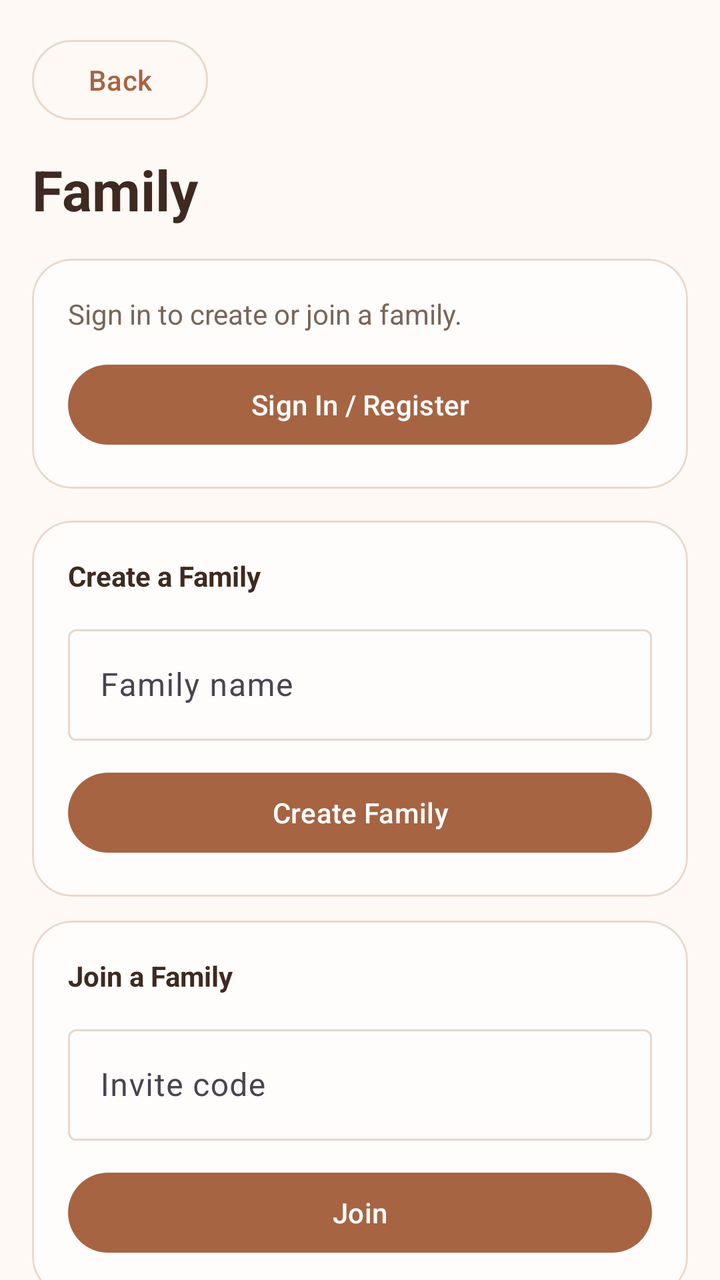
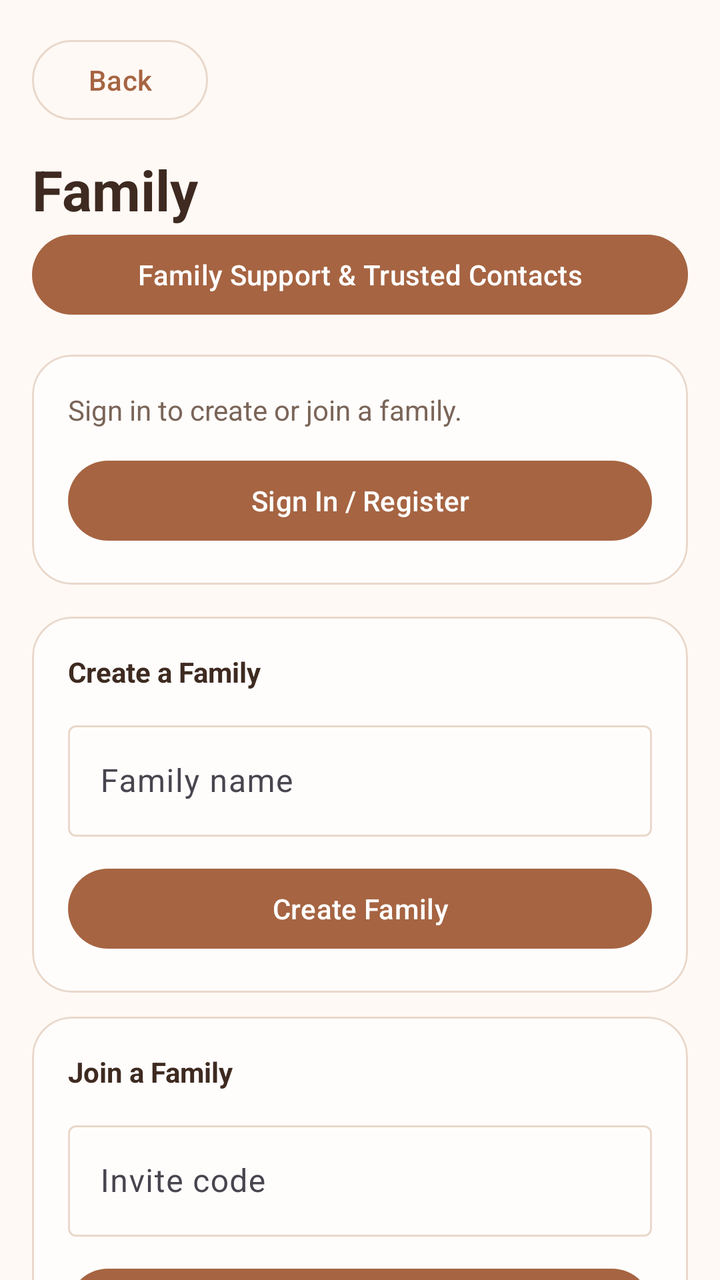

Before-and-after screenshots of an Android layout around one commit, followed by the original layout XML and the change that was made.
<!-- AndroidManifest.xml: application theme Theme.VitaSense -->
<!-- res/layout/fragment_family.xml -->
<?xml version="1.0" encoding="utf-8"?>
<androidx.core.widget.NestedScrollView xmlns:android="http://schemas.android.com/apk/res/android"
    xmlns:app="http://schemas.android.com/apk/res-auto"
    android:layout_width="match_parent"
    android:layout_height="match_parent"
    android:background="?android:windowBackground">

    <LinearLayout
        android:layout_width="match_parent"
        android:layout_height="wrap_content"
        android:orientation="vertical"
        android:padding="16dp">

        <com.google.android.material.button.MaterialButton
            android:id="@+id/familyBackButton"
            style="?attr/materialButtonOutlinedStyle"
            android:layout_width="wrap_content"
            android:layout_height="wrap_content"
            android:text="@string/common_back" />

        <TextView
            android:layout_width="wrap_content"
            android:layout_height="wrap_content"
            android:layout_marginTop="12dp"
            android:text="@string/family_title"
            android:textColor="?android:attr/textColorPrimary"
            android:textSize="28sp"
            android:textStyle="bold" />

        <TextView
            android:id="@+id/familyErrorText"
            android:layout_width="match_parent"
            android:layout_height="wrap_content"
            android:layout_marginTop="8dp"
            android:textColor="?attr/vsColorAlert"
            android:visibility="gone" />

        <ProgressBar
            android:id="@+id/familyProgress"
            style="?android:attr/progressBarStyleSmall"
            android:layout_width="wrap_content"
            android:layout_height="wrap_content"
            android:layout_marginTop="8dp"
            android:visibility="gone" />

        <com.google.android.material.card.MaterialCardView
            android:id="@+id/signedOutSection"
            android:layout_width="match_parent"
            android:layout_height="wrap_content"
            android:layout_marginTop="16dp"
            app:cardBackgroundColor="?attr/colorSurface"
            app:cardCornerRadius="20dp"
            app:strokeColor="?attr/colorOutline"
            app:strokeWidth="1dp">

            <LinearLayout
                android:layout_width="match_parent"
                android:layout_height="wrap_content"
                android:orientation="vertical"
                android:padding="18dp">

                <TextView
                    android:layout_width="match_parent"
                    android:layout_height="wrap_content"
                    android:text="@string/family_signed_out_message"
                    android:textColor="?android:attr/textColorSecondary" />

                <com.google.android.material.button.MaterialButton
                    android:id="@+id/signInButton"
                    android:layout_width="match_parent"
                    android:layout_height="wrap_content"
                    android:layout_marginTop="12dp"
                    android:text="@string/profile_sign_in" />
            </LinearLayout>
        </com.google.android.material.card.MaterialCardView>

        <LinearLayout
            android:id="@+id/noFamilySection"
            android:layout_width="match_parent"
            android:layout_height="wrap_content"
            android:orientation="vertical">

            <com.google.android.material.card.MaterialCardView
                android:layout_width="match_parent"
                android:layout_height="wrap_content"
                android:layout_marginTop="16dp"
                app:cardBackgroundColor="?attr/colorSurface"
                app:cardCornerRadius="20dp"
                app:strokeColor="?attr/colorOutline"
                app:strokeWidth="1dp">

                <LinearLayout
                    android:layout_width="match_parent"
                    android:layout_height="wrap_content"
                    android:orientation="vertical"
                    android:padding="18dp">

                    <TextView
                        android:layout_width="wrap_content"
                        android:layout_height="wrap_content"
                        android:text="@string/family_create_title"
                        android:textColor="?android:attr/textColorPrimary"
                        android:textStyle="bold" />

                    <com.google.android.material.textfield.TextInputLayout
                        android:layout_width="match_parent"
                        android:layout_height="wrap_content"
                        android:layout_marginTop="12dp"
                        android:hint="@string/family_name_hint">

                        <com.google.android.material.textfield.TextInputEditText
                            android:id="@+id/familyNameInput"
                            android:layout_width="match_parent"
                            android:layout_height="wrap_content" />
                    </com.google.android.material.textfield.TextInputLayout>

                    <com.google.android.material.button.MaterialButton
                        android:id="@+id/createFamilyButton"
                        android:layout_width="match_parent"
                        android:layout_height="wrap_content"
                        android:layout_marginTop="12dp"
                        android:text="@string/family_create_action" />
                </LinearLayout>
            </com.google.android.material.card.MaterialCardView>

            <com.google.android.material.card.MaterialCardView
                android:layout_width="match_parent"
                android:layout_height="wrap_content"
                android:layout_marginTop="12dp"
                app:cardBackgroundColor="?attr/colorSurface"
                app:cardCornerRadius="20dp"
                app:strokeColor="?attr/colorOutline"
                app:strokeWidth="1dp">

                <LinearLayout
                    android:layout_width="match_parent"
                    android:layout_height="wrap_content"
                    android:orientation="vertical"
                    android:padding="18dp">

                    <TextView
                        android:layout_width="wrap_content"
                        android:layout_height="wrap_content"
                        android:text="@string/family_join_title"
                        android:textColor="?android:attr/textColorPrimary"
                        android:textStyle="bold" />

                    <com.google.android.material.textfield.TextInputLayout
                        android:layout_width="match_parent"
                        android:layout_height="wrap_content"
                        android:layout_marginTop="12dp"
                        android:hint="@string/family_invite_code_hint">

                        <com.google.android.material.textfield.TextInputEditText
                            android:id="@+id/inviteCodeInput"
                            android:layout_width="match_parent"
                            android:layout_height="wrap_content"
                            android:inputType="textCapCharacters" />
                    </com.google.android.material.textfield.TextInputLayout>

                    <com.google.android.material.button.MaterialButton
                        android:id="@+id/joinFamilyButton"
                        android:layout_width="match_parent"
                        android:layout_height="wrap_content"
                        android:layout_marginTop="12dp"
                        android:text="@string/family_join_action" />
                </LinearLayout>
            </com.google.android.material.card.MaterialCardView>
        </LinearLayout>

        <LinearLayout
            android:id="@+id/joinedFamilySection"
            android:layout_width="match_parent"
            android:layout_height="wrap_content"
            android:orientation="vertical">

            <com.google.android.material.card.MaterialCardView
                android:layout_width="match_parent"
                android:layout_height="wrap_content"
                android:layout_marginTop="16dp"
                app:cardBackgroundColor="?attr/colorSurface"
                app:cardCornerRadius="20dp"
                app:strokeColor="?attr/colorOutline"
                app:strokeWidth="1dp">

                <LinearLayout
                    android:layout_width="match_parent"
                    android:layout_height="wrap_content"
                    android:orientation="vertical"
                    android:padding="18dp">

                    <TextView
                        android:id="@+id/familyNameText"
                        android:layout_width="match_parent"
                        android:layout_height="wrap_content"
                        android:textColor="?android:attr/textColorPrimary"
                        android:textSize="20sp"
                        android:textStyle="bold" />

                    <TextView
                        android:id="@+id/inviteCodeText"
                        android:layout_width="match_parent"
                        android:layout_height="wrap_content"
                        android:layout_marginTop="8dp"
                        android:textColor="?android:attr/textColorSecondary" />

                    <com.google.android.material.button.MaterialButton
                        android:id="@+id/regenerateCodeButton"
                        style="?attr/materialButtonOutlinedStyle"
                        android:layout_width="match_parent"
                        android:layout_height="wrap_content"
                        android:layout_marginTop="12dp"
                        android:text="@string/family_regenerate_code" />
                </LinearLayout>
            </com.google.android.material.card.MaterialCardView>

            <androidx.recyclerview.widget.RecyclerView
                android:id="@+id/memberRecyclerView"
                android:layout_width="match_parent"
                android:layout_height="wrap_content"
                android:layout_marginTop="12dp"
                android:nestedScrollingEnabled="false"
                app:layoutManager="androidx.recyclerview.widget.LinearLayoutManager" />

            <com.google.android.material.button.MaterialButton
                android:id="@+id/leaveFamilyButton"
                style="?attr/materialButtonOutlinedStyle"
                android:layout_width="match_parent"
                android:layout_height="wrap_content"
                android:layout_marginTop="12dp"
                android:text="@string/family_leave" />
        </LinearLayout>
    </LinearLayout>
</androidx.core.widget.NestedScrollView>
<!-- resources referenced by this layout -->
<resources>
  <string name="common_back">Back</string>
  <string name="family_create_action">Create Family</string>
  <string name="family_create_title">Create a Family</string>
  <string name="family_invite_code_hint">Invite code</string>
  <string name="family_join_action">Join</string>
  <string name="family_join_title">Join a Family</string>
  <string name="family_leave">Leave Family</string>
  <string name="family_name_hint">Family name</string>
  <string name="family_regenerate_code">Regenerate Code</string>
  <string name="family_signed_out_message">Sign in to create or join a family.</string>
  <string name="family_title">Family</string>
  <string name="profile_sign_in">Sign In / Register</string>
  <style name="Theme.VitaSense" parent="Theme.VitaSense.Default" />
  <style name="Theme.VitaSense.Default" parent="Base.Theme.VitaSense">
          <item name="colorPrimary">@color/vs_primary_700</item>
          <item name="colorOnPrimary">@color/white</item>
          <item name="colorSecondary">@color/vs_primary_500</item>
          <item name="colorSurface">@color/vs_surface</item>
          <item name="android:windowBackground">@color/vs_background</item>
          <item name="colorOutline">@color/vs_border_soft</item>
          <item name="android:textColorPrimary">@color/vs_text_primary</item>
          <item name="android:textColorSecondary">@color/vs_text_secondary</item>
          <item name="vsColorPrimaryStrong">@color/vs_primary_900</item>
          <item name="vsColorPrimarySoft">@color/vs_primary_100</item>
          <item name="vsColorSecondaryAccent">@color/vs_primary_500</item>
          <item name="vsColorSurfaceAlt">@color/vs_surface_alt</item>
          <item name="vsColorWeekSignalTile">@color/vs_week_signal_tile</item>
          <item name="vsColorWeekSignalHrv">@color/vs_week_signal_hrv</item>
          <item name="vsColorWeekSignalHeartRate">@color/vs_week_signal_hr</item>
          <item name="vsColorWeekSignalSleep">@color/vs_week_signal_sleep</item>
          <item name="vsColorAlert">@color/vs_alert_red</item>
          <item name="vsColorTextTertiary">@color/vs_text_tertiary</item>
      </style>
  <style name="Base.Theme.VitaSense" parent="Theme.Material3.DayNight.NoActionBar">
          <item name="shapeAppearanceMediumComponent">@style/ShapeAppearance.VitaSense.Medium</item>
          <item name="shapeAppearanceLargeComponent">@style/ShapeAppearance.VitaSense.Large</item>
      </style>
  <color name="vs_primary_700">#A66442</color>
  <color name="white">#FFFFFFFF</color>
  <color name="vs_primary_500">#C98963</color>
  <color name="vs_surface">#FFFDFC</color>
  <color name="vs_background">#FFF9F5</color>
  <color name="vs_border_soft">#E9D8CB</color>
  <color name="vs_text_primary">#3E2A20</color>
  <color name="vs_text_secondary">#7A6558</color>
  <color name="vs_primary_900">#7A4B34</color>
  <color name="vs_primary_100">#FAECE2</color>
  <color name="vs_surface_alt">#F9F0E9</color>
  <color name="vs_week_signal_tile">#FAF6F1</color>
  <color name="vs_week_signal_hrv">#A66442</color>
  <color name="vs_week_signal_hr">#9E3E2A20</color>
  <color name="vs_week_signal_sleep">#C59A7F</color>
  <color name="vs_alert_red">#D45A4A</color>
  <color name="vs_text_tertiary">#AD998C</color>
  <style name="ShapeAppearance.VitaSense.Medium" parent="ShapeAppearance.Material3.MediumComponent">
          <item name="cornerSize">16dp</item>
      </style>
  <style name="ShapeAppearance.VitaSense.Large" parent="ShapeAppearance.Material3.LargeComponent">
          <item name="cornerSize">24dp</item>
      </style>
</resources>

<!-- the commit's change to res/layout/fragment_family.xml (unified diff, before → after) -->
@@ -27,6 +27,8 @@
             android:textSize="28sp"
             android:textStyle="bold" />
 
+        <com.google.android.material.button.MaterialButton android:id="@+id/familySafetyButton" android:layout_width="match_parent" android:layout_height="wrap_content" android:text="Family Support &amp; Trusted Contacts" />
+
         <TextView
             android:id="@+id/familyErrorText"
             android:layout_width="match_parent"
@@ -52,8 +54,7 @@
             app:cardCornerRadius="20dp"
             app:strokeColor="?attr/colorOutline"
             app:strokeWidth="1dp">
-
-            <LinearLayout
+        <LinearLayout
                 android:layout_width="match_parent"
                 android:layout_height="wrap_content"
                 android:orientation="vertical"
